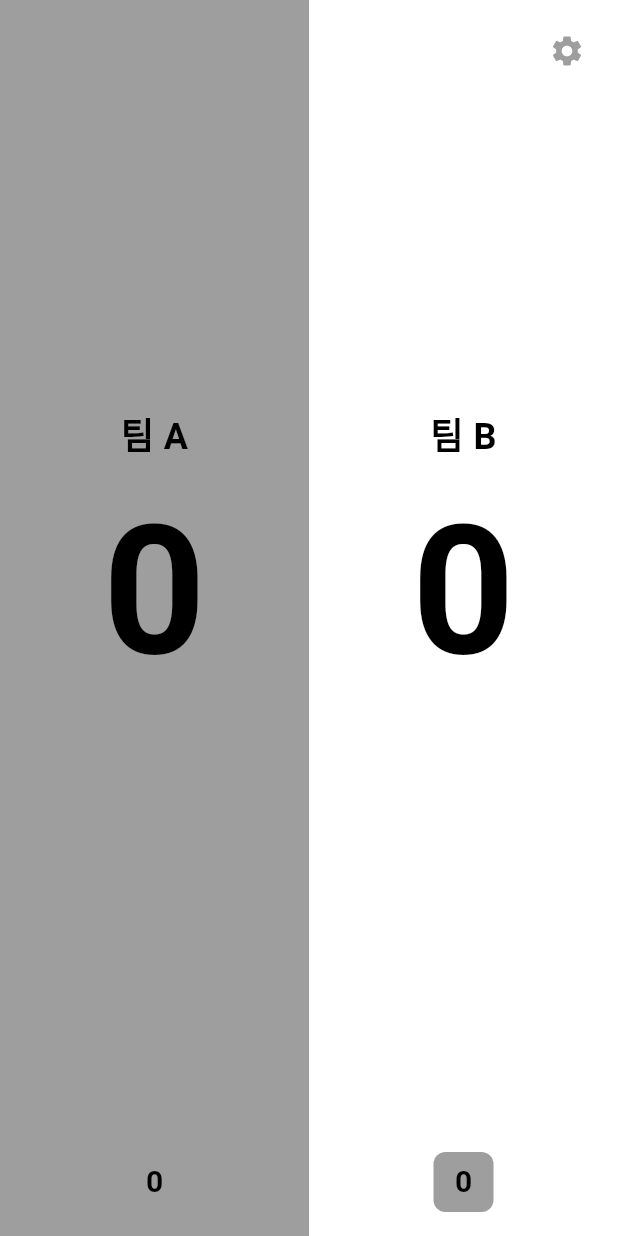
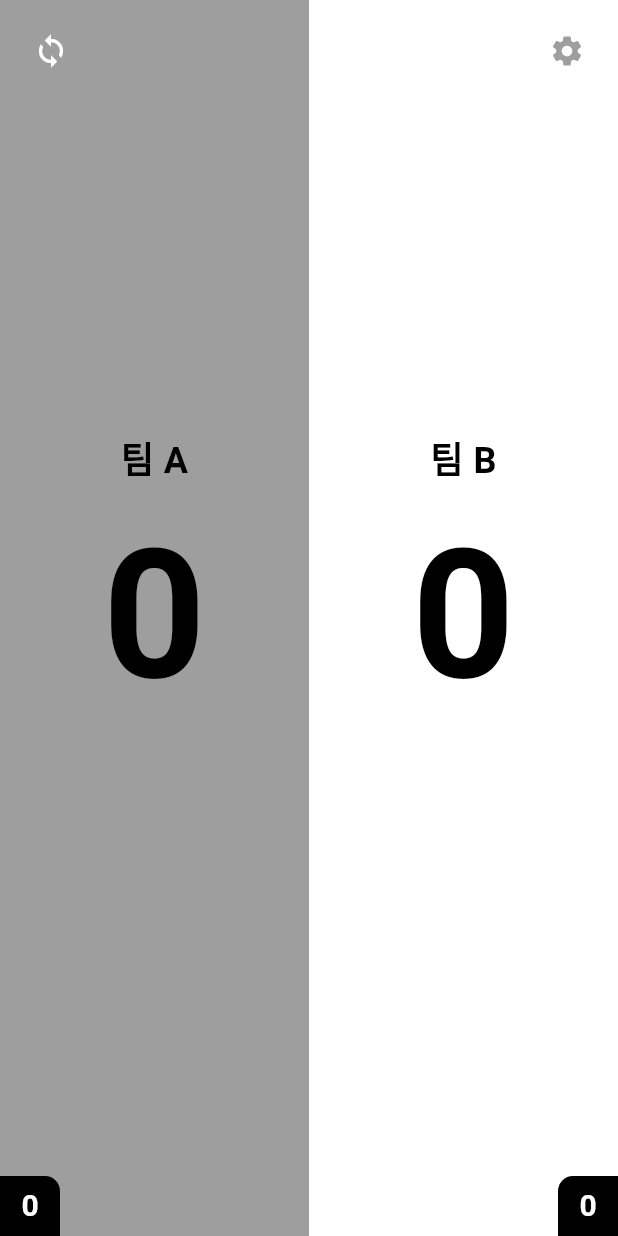
Before and after one commit to bkw1769/scoreboard, a Flutter app: the screen it shows after launch, on a phone screen of 412 x 824 dp. Run offline on Flutter 3.47's test engine with Material 3 defaults, Android fonts, the phone set to English and light mode, and no system bars; our stand-ins replace sqflite; accounts and stored records are empty.

Commit message:
타이머 추가 및 로고 변경 및 로직 수정

```diff
--- a/lib/providers/scoreboard_provider.dart
+++ b/lib/providers/scoreboard_provider.dart
@@ -33,6 +33,7 @@ class ScoreboardProvider with ChangeNotifier {
     }
     _checkSetWin();
     notifyListeners();
+    changeScore(isLeft, 1);
   }
 
   void decrementScore(bool isLeft) {
@@ -99,6 +100,16 @@ class ScoreboardProvider with ChangeNotifier {
     notifyListeners();
   }
 
+  void changeScore(bool isLeft, int delta) {
+    if (isLeft) {
+      _leftScore = (_leftScore + delta).clamp(0, 99);  // 0-99 범위로 제한
+    } else {
+      _rightScore = (_rightScore + delta).clamp(0, 99);
+    }
+    _checkSetWin();  // 승리 조건 체크
+    notifyListeners();
+  }
+
   void clearHistory() {
     _scoreHistory.clear();
     notifyListeners();
--- a/lib/providers/settings_provider.dart
+++ b/lib/providers/settings_provider.dart
@@ -5,11 +5,18 @@ class SettingsProvider with ChangeNotifier {
   bool _showSetScore = true;  // 세트 스코어 표시 여부
   Color _leftColor = Colors.grey;
   Color _rightColor = Colors.white;
+  bool _isCourtReversed = false;  // 코트 위치 상태 추가
 
   bool get showTimer => _showTimer;
   bool get showSetScore => _showSetScore;
   Color get leftColor => _leftColor;
   Color get rightColor => _rightColor;
+  bool get isCourtReversed => _isCourtReversed;
+
+  // 팀 A의 실제 색상 (위치에 따라)
+  Color get teamAColor => _isCourtReversed ? _rightColor : _leftColor;
+  // 팀 B의 실제 색상 (위치에 따라)
+  Color get teamBColor => _isCourtReversed ? _leftColor : _rightColor;
 
   void toggleTimer() {
     _showTimer = !_showTimer;
@@ -18,6 +25,11 @@ class SettingsProvider with ChangeNotifier {
 
   void toggleSetScore() {
     _showSetScore = !_showSetScore;
+    notifyListeners();
+  }
+
+  void toggleCourtPosition() {
+    _isCourtReversed = !_isCourtReversed;
     notifyListeners();
   }
 
--- a/lib/screens/scoreboard_screen.dart
+++ b/lib/screens/scoreboard_screen.dart
@@ -14,98 +14,64 @@ class ScoreboardScreen extends StatelessWidget {
     return Scaffold(
       body: Consumer3<ScoreboardProvider, TimerProvider, SettingsProvider>(
         builder: (context, scoreboard, timer, settings, child) {
+          // 현재 위치에 따른 팀 스코어 결정
+          final leftScore = settings.isCourtReversed ?
+          scoreboard.rightScore : scoreboard.leftScore;
+          final rightScore = settings.isCourtReversed ?
+          scoreboard.leftScore : scoreboard.rightScore;
+          final leftSetScore = settings.isCourtReversed ?
+          scoreboard.rightSetScore : scoreboard.leftSetScore;
+          final rightSetScore = settings.isCourtReversed ?
+          scoreboard.leftSetScore : scoreboard.rightSetScore;
+
           return Stack(
             children: [
               // 메인 스코어보드
               Row(
                 children: [
                   Expanded(
-                    child: GestureDetector(
-                      onTap: () => scoreboard.incrementScore(true),
-                      child: Container(
-                        color: settings.leftColor,
-                        child: Column(
-                          children: [
-                            Expanded(
-                              child: Column(
-                                mainAxisAlignment: MainAxisAlignment.center,
-                                children: [
-                                  Text(
-                                    '팀 A',
-                                    style: TextStyle(
-                                      fontSize: 24,
-                                      fontWeight: FontWeight.bold,
-                                      color: settings.leftColor == Colors.black ? Colors.white : Colors.black,
-                                    ),
-                                  ),
-                                  Text(
-                                    scoreboard.leftScore.toString(),
-                                    style: TextStyle(
-                                      fontSize: 120,
-                                      fontWeight: FontWeight.bold,
-                                      color: settings.leftColor == Colors.black ? Colors.white : Colors.black,
-                                    ),
-                                  ),
-                                ],
-                              ),
-                            ),
-                            if (settings.showSetScore)
-                              Padding(
-                                padding: EdgeInsets.all(16),
-                                child: SetScoreDisplay(
-                                  isLeft: true,
-                                  score: scoreboard.leftSetScore,
-                                ),
-                              ),
-                          ],
-                        ),
-                      ),
+                    child: _buildScorePanel(
+                      context: context,
+                      score: leftScore,
+                      setScore: leftSetScore,
+                      isLeft: true,
+                      teamName: settings.isCourtReversed ? '팀 B' : '팀 A',
+                      backgroundColor: settings.leftColor,
+                      onScoreChange: (int delta) {
+                        scoreboard.changeScore(!settings.isCourtReversed, delta);
+                      },
+                      settings: settings,
                     ),
                   ),
                   Expanded(
-                    child: GestureDetector(
-                      onTap: () => scoreboard.incrementScore(false),
-                      child: Container(
-                        color: settings.rightColor,
-                        child: Column(
-                          children: [
-                            Expanded(
-                              child: Column(
-                                mainAxisAlignment: MainAxisAlignment.center,
-                                children: [
-                                  Text(
-                                    '팀 B',
-                                    style: TextStyle(
-                                      fontSize: 24,
-                                      fontWeight: FontWeight.bold,
-                                      color: settings.rightColor == Colors.white ? Colors.black : Colors.white,
-                                    ),
-                                  ),
-                                  Text(
-                                    scoreboard.rightScore.toString(),
-                                    style: TextStyle(
-                                      fontSize: 120,
-                                      fontWeight: FontWeight.bold,
-                                      color: settings.rightColor == Colors.white ? Colors.black : Colors.white,
-                                    ),
-                                  ),
-                                ],
-                              ),
-                            ),
-                            if (settings.showSetScore)
-                              Padding(
-                                padding: EdgeInsets.all(16),
-                                child: SetScoreDisplay(
-                                  isLeft: false,
-                                  score: scoreboard.rightSetScore,
-                                ),
-                              ),
-                          ],
-                        ),
-                      ),
+                    child: _buildScorePanel(
+                      context: context,
+                      score: rightScore,
+                      setScore: rightSetScore,
+                      isLeft: false,
+                      teamName: settings.isCourtReversed ? '팀 A' : '팀 B',
+                      backgroundColor: settings.rightColor,
+                      onScoreChange: (int delta) {
+                        scoreboard.changeScore(settings.isCourtReversed, delta);
+                      },
+                      settings: settings,
                     ),
                   ),
                 ],
+              ),
+
+              // 코트 체인지 버튼
+              Positioned(
+                top: 10,
+                left: 10,
+                child:IconButton(
+                  icon: Icon(
+                    Icons.sync,
+                    color: Colors.white,
+                  ),
+                  onPressed: settings.toggleCourtPosition,
+                  tooltip: '코트 체인지',
+                ),
               ),
 
               // 타이머
@@ -139,4 +105,69 @@ class ScoreboardScreen extends StatelessWidget {
       ),
     );
   }
+
+  Widget _buildScorePanel({
+    required BuildContext context,
+    required int score,
+    required int setScore,
+    required bool isLeft,
+    required String teamName,
+    required Color backgroundColor,
+    required Function(int) onScoreChange,
+    required SettingsProvider settings,
+  }) {
+    return Container(
+      color: backgroundColor,
+      child: GestureDetector(
+        onVerticalDragEnd: (details) {
+          final velocity = details.velocity.pixelsPerSecond.dy;
+          if (velocity.abs() > 100) {  // 최소 속도 임계값
+            if (velocity > 0) {  // 아래로 슬라이드
+              onScoreChange(-1);
+            } else {  // 위로 슬라이드
+              onScoreChange(1);
+            }
+          }
+        },
+        onVerticalDragUpdate: (details) {
+          // 드래그 중에 시각적 피드백을 위한 로직 추가 가능
+        },
+        child: Column(
+          children: [
+            Expanded(
+              child: Column(
+                mainAxisAlignment: MainAxisAlignment.center,
+                children: [
+                  Text(
+                    teamName,
+                    style: TextStyle(
+                      fontSize: 24,
+                      fontWeight: FontWeight.bold,
+                      color: backgroundColor == Colors.black ? Colors.white : Colors.black,
+                    ),
+                  ),
+                  Text(
+                    score.toString(),
+                    style: TextStyle(
+                      fontSize: 120,
+                      fontWeight: FontWeight.bold,
+                      color: backgroundColor == Colors.black ? Colors.white : Colors.black,
+                    ),
+                  ),
+                ],
+              ),
+            ),
+            if (settings.showSetScore)
+              Container(
+                alignment: isLeft ? Alignment.bottomLeft : Alignment.bottomRight,
+                child: SetScoreDisplay(
+                  isLeft: isLeft,
+                  score: setScore,
+                ),
+              ),
+          ],
+        ),
+      ),
+    );
+  }
 }
--- a/lib/widgets/game_timer.dart
+++ b/lib/widgets/game_timer.dart
@@ -8,10 +8,13 @@ class GameTimer extends StatelessWidget {
     return Consumer<TimerProvider>(
       builder: (context, timerProvider, child) {
         return Container(
-          padding: EdgeInsets.only(top: 18, left: 10, right: 10, bottom: 10),
-          decoration: BoxDecoration(
-            color: Colors.black.withOpacity(0.7),
-            borderRadius: BorderRadius.circular(20),
+          padding: const EdgeInsets.only(top: 5, left: 10, right: 10, bottom: 10),
+          decoration: const BoxDecoration(
+            color: Colors.black,  // 배경색 검정
+            borderRadius: BorderRadius.only(
+              bottomLeft: Radius.circular(20), // 오른쪽 하단만 둥글게
+              bottomRight: Radius.circular(20), // 왼쪽 하단만 둥글게
+            ),
           ),
           child: Column(
             mainAxisSize: MainAxisSize.min,
--- a/lib/widgets/set_score_display.dart
+++ b/lib/widgets/set_score_display.dart
@@ -17,14 +17,17 @@ class SetScoreDisplay extends StatelessWidget {
       width: 40,
       height: 40,
       decoration: BoxDecoration(
-        color: Colors.grey,
-        borderRadius: BorderRadius.circular(8),
+        color: Colors.black,  // 배경색 검정
+        borderRadius: BorderRadius.only(
+          topRight: Radius.circular(isLeft ? 10 : 0), // 오른쪽 상단만 둥글게
+          topLeft: Radius.circular(isLeft ? 0 : 10), // 왼쪽 상단만 둥글게
+        ),
       ),
       child: Center(
         child: Text(
           score.toString(),
           style: TextStyle(
-            color: Colors.black,
+            color: Colors.white,
             fontSize: 20,
             fontWeight: FontWeight.bold,
           ),
```
Also changed, not shown: 37 other files.
